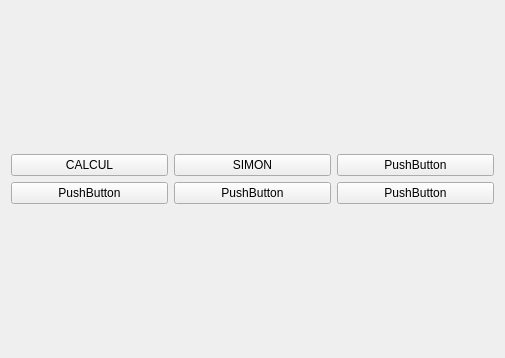
Leyk973/LearnWithRobinMain, file mainmenu.ui: the form before one commit.
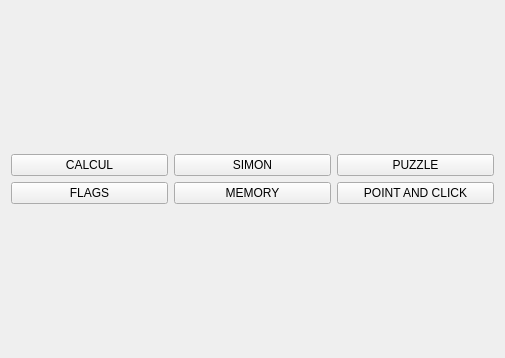
The form after the commit.

```diff
--- a/mainmenu.ui
+++ b/mainmenu.ui
@@ -19,7 +19,7 @@
      <item row="0" column="2">
       <widget class="QPushButton" name="pushButton_3">
        <property name="text">
-        <string>PushButton</string>
+        <string>PUZZLE</string>
        </property>
       </widget>
      </item>
@@ -40,21 +40,21 @@
      <item row="1" column="0">
       <widget class="QPushButton" name="pushButton_4">
        <property name="text">
-        <string>PushButton</string>
+        <string>FLAGS</string>
        </property>
       </widget>
      </item>
      <item row="1" column="1">
       <widget class="QPushButton" name="pushButton_5">
        <property name="text">
-        <string>PushButton</string>
+        <string>MEMORY</string>
        </property>
       </widget>
      </item>
      <item row="1" column="2">
       <widget class="QPushButton" name="pushButton_6">
        <property name="text">
-        <string>PushButton</string>
+        <string>POINT AND CLICK</string>
        </property>
       </widget>
      </item>
```
